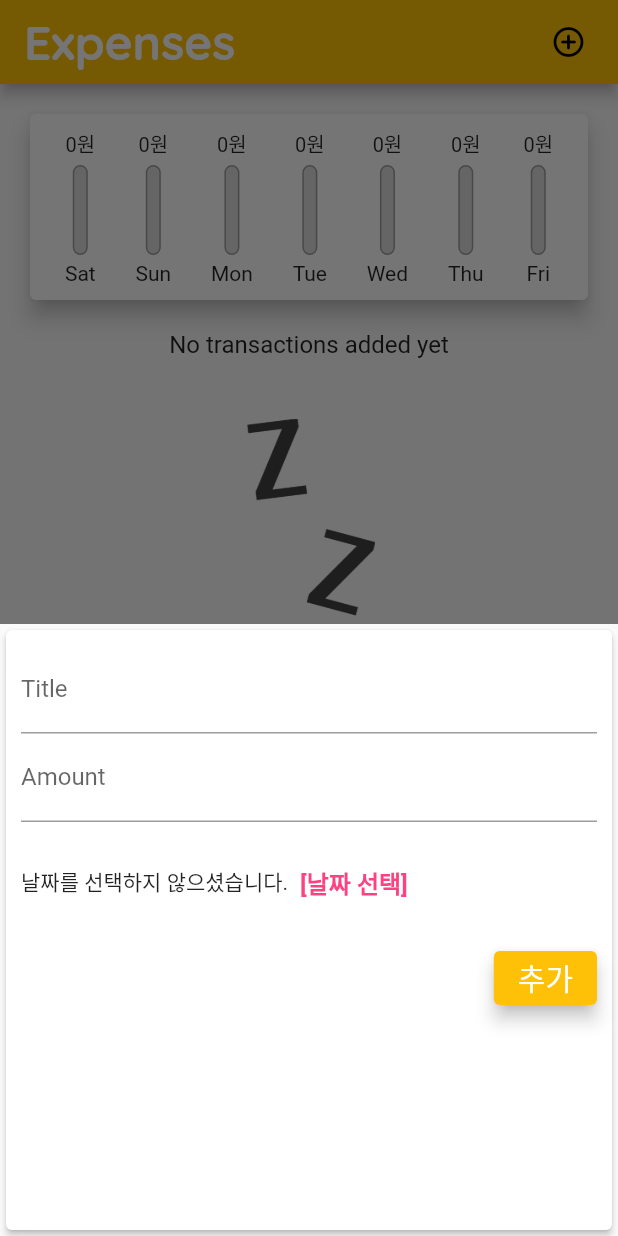
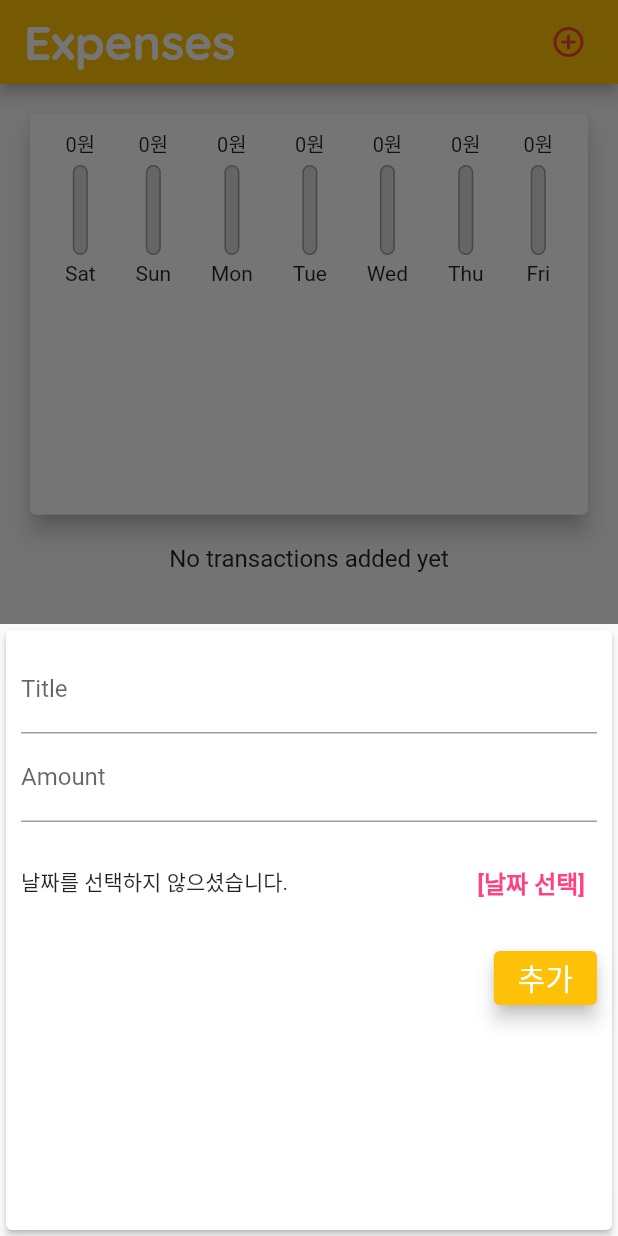
Before and after one commit to Tchaikovsky1114/flutter-expenses, a Flutter app: the screen it shows after launch, after a tap on the "add circle outline" icon, on a phone screen of 412 x 824 dp. Run offline on Flutter 3.47's test engine with Material 2 defaults, Android fonts, the phone set to English and light mode, and no system bars; our stand-ins replace timezone; Roboto replaces fonts that are missing (Wandohope).

Commit message:
feat: transaction delete 기능 및 MediaQuery

```diff
--- a/lib/main.dart
+++ b/lib/main.dart
@@ -9,7 +9,7 @@ import 'package:timezone/data/latest.dart' as tz;
 void main() {
   WidgetsFlutterBinding.ensureInitialized();
   tz.initializeTimeZones();
-  runApp(const MyApp());
+  runApp(const MaterialApp(home: MyApp()));
 }
 
 class MyApp extends StatefulWidget {
@@ -22,15 +22,21 @@ class MyApp extends StatefulWidget {
 class _MyAppState extends State<MyApp> {
   List<Transaction> userTransaction = [];
 
-  void _addNewTransaction(String txTitle, double amount) {
+  void _addNewTransaction(String txTitle, double amount, DateTime date) {
     final newTx = Transaction(
       id: DateTime.now().toString(),
       title: txTitle,
       amount: amount,
-      date: DateTime.now(),
+      date: date,
     );
     setState(() {
       userTransaction.add(newTx);
+    });
+  }
+
+  void _deleteTransaction(String id) {
+    setState(() {
+      userTransaction.removeWhere((tx) => tx.id == id);
     });
   }
 
@@ -53,6 +59,28 @@ class _MyAppState extends State<MyApp> {
 
   @override
   Widget build(BuildContext context) {
+    final appBar = AppBar(
+      title: const Text(
+        'Expenses',
+        style: TextStyle(
+          fontFamily: 'Quicksand',
+          fontWeight: FontWeight.bold,
+        ),
+      ),
+      actions: [
+        Builder(
+          builder: (context) => IconButton(
+            onPressed: () => _startAddNewTransaction(context),
+            padding: const EdgeInsets.symmetric(horizontal: 12),
+            icon: const Icon(
+              Icons.add_circle_outline_rounded,
+              size: 24,
+              color: Colors.red,
+            ),
+          ),
+        )
+      ],
+    );
     return MaterialApp(
       title: 'Expenses',
       theme: ThemeData(
@@ -84,37 +112,29 @@ class _MyAppState extends State<MyApp> {
           ),
           fontFamily: 'Wandohope'),
       home: Scaffold(
-        appBar: AppBar(
-          title: const Text(
-            'Expenses',
-            style: TextStyle(
-              fontFamily: 'Quicksand',
-              fontWeight: FontWeight.bold,
-            ),
-          ),
-          actions: [
-            Builder(
-              builder: (context) => IconButton(
-                onPressed: () => _startAddNewTransaction(context),
-                padding: const EdgeInsets.symmetric(horizontal: 12),
-                icon: const Icon(
-                  Icons.add_circle_outline_rounded,
-                  size: 24,
-                ),
-              ),
-            )
-          ],
-        ),
+        appBar: appBar,
         body: SingleChildScrollView(
           child: Column(
             mainAxisAlignment: MainAxisAlignment.start,
             crossAxisAlignment: CrossAxisAlignment.center,
             children: [
               SizedBox(
-                width: double.infinity,
+                height: (MediaQuery.of(context).size.height -
+                        MediaQuery.of(context).padding.top -
+                        appBar.preferredSize.height) *
+                    0.4,
                 child: Chart(_recentTransaction),
               ),
-              TransactionList(userTransaction: userTransaction)
+              SizedBox(
+                height: (MediaQuery.of(context).size.height -
+                        MediaQuery.of(context).padding.top -
+                        appBar.preferredSize.height) *
+                    0.6,
+                child: TransactionList(
+                  userTransaction: userTransaction,
+                  deleteTransaction: _deleteTransaction,
+                ),
+              )
             ],
           ),
         ),
--- a/lib/new_transaction.dart
+++ b/lib/new_transaction.dart
@@ -17,11 +17,18 @@ class _NewTransactionState extends State<NewTransaction> {
   final _titleController = TextEditingController();
   final _amountController = TextEditingController();
   dynamic _selectedDate;
+
   void _submitData() {
+    if (_amountController.text.isEmpty) {
+      return;
+    }
     final enteredTitle = _titleController.text;
     final enteredAmount = double.parse(_amountController.text);
-    if (enteredAmount <= 0 || enteredTitle.isEmpty) return;
-    widget.addTransactionHandler(enteredTitle, enteredAmount);
+    if (enteredAmount <= 0 || enteredTitle.isEmpty || _selectedDate == null) {
+      return;
+    }
+
+    widget.addTransactionHandler(enteredTitle, enteredAmount, _selectedDate);
     Navigator.of(context).pop();
   }
 
@@ -76,10 +83,12 @@ class _NewTransactionState extends State<NewTransaction> {
               height: 80,
               child: Row(
                 children: [
-                  Text(
-                    _selectedDate == null
-                        ? '날짜를 선택하지 않으셨습니다.'
-                        : DateFormat.yMd().format(_selectedDate),
+                  Expanded(
+                    child: Text(
+                      _selectedDate == null
+                          ? '날짜를 선택하지 않으셨습니다.'
+                          : '${DateFormat.y().format(_selectedDate)}년 ${DateFormat.M().format(_selectedDate)}월 ${DateFormat.d().format(_selectedDate)}일',
+                    ),
                   ),
                   TextButton(
                     onPressed: _presentDatePicker,
--- a/lib/transaction_list.dart
+++ b/lib/transaction_list.dart
@@ -4,13 +4,14 @@ import 'package:intl/intl.dart';
 
 class TransactionList extends StatelessWidget {
   final List<Transaction> userTransaction;
-
-  const TransactionList({required this.userTransaction, super.key});
+  final Function deleteTransaction;
+  const TransactionList(
+      {required this.userTransaction,
+      required this.deleteTransaction,
+      super.key});
   @override
   Widget build(BuildContext context) {
-    return SizedBox(
-      height: 300,
-      child: userTransaction.isEmpty
+    return userTransaction.isEmpty
         ? Column(
             children: [
               Text(
@@ -43,7 +44,7 @@ class TransactionList extends StatelessWidget {
                       padding: const EdgeInsets.all(8),
                       child: FittedBox(
                         child: Text(
-                            '${userTransaction[index].amount}원',
+                          '${userTransaction[index].amount.toStringAsFixed(0)}원',
                         ),
                       ),
                     ),
@@ -55,11 +56,17 @@ class TransactionList extends StatelessWidget {
                   subtitle: Text(
                     DateFormat.MMMEd().format(userTransaction[index].date),
                   ),
+                  trailing: IconButton(
+                      onPressed: () =>
+                          deleteTransaction(userTransaction[index].id),
+                      icon: const Icon(
+                        Icons.delete,
+                        color: Colors.red,
+                      )),
                 ),
               );
             },
             itemCount: userTransaction.length,
-            ),
           );
   }
 }
```
Lines whose indentation alone changed are shown as unchanged.
